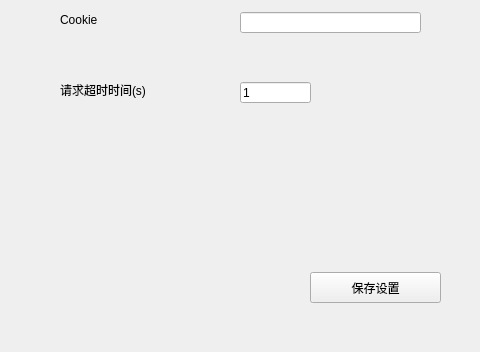
The window that uis/1.ui (ingenera1/NJFU-CourseSelector) describes before a commit, drawn with Qt 5; both pictures show x 0 to 480 and y 328 to 680 of the 1080 by 680 pixel window.
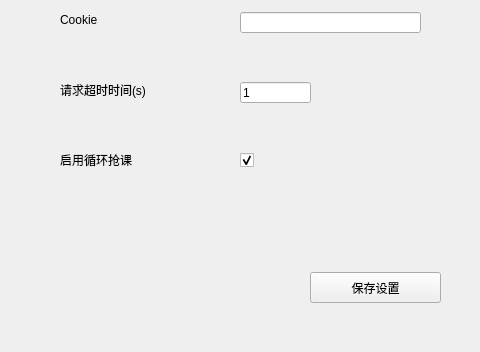
The same window after the commit.

```diff
--- a/uis/1.ui
+++ b/uis/1.ui
@@ -288,6 +288,38 @@
     <string>关于</string>
    </property>
   </widget>
+  <widget class="QLabel" name="label_9">
+   <property name="geometry">
+    <rect>
+     <x>60</x>
+     <y>480</y>
+     <width>121</width>
+     <height>16</height>
+    </rect>
+   </property>
+   <property name="text">
+    <string>启用循环抢课</string>
+   </property>
+  </widget>
+  <widget class="QCheckBox" name="checkBox">
+   <property name="geometry">
+    <rect>
+     <x>240</x>
+     <y>480</y>
+     <width>71</width>
+     <height>16</height>
+    </rect>
+   </property>
+   <property name="text">
+    <string/>
+   </property>
+   <property name="checked">
+    <bool>true</bool>
+   </property>
+   <property name="tristate">
+    <bool>false</bool>
+   </property>
+  </widget>
  </widget>
  <resources/>
  <connections/>
```
